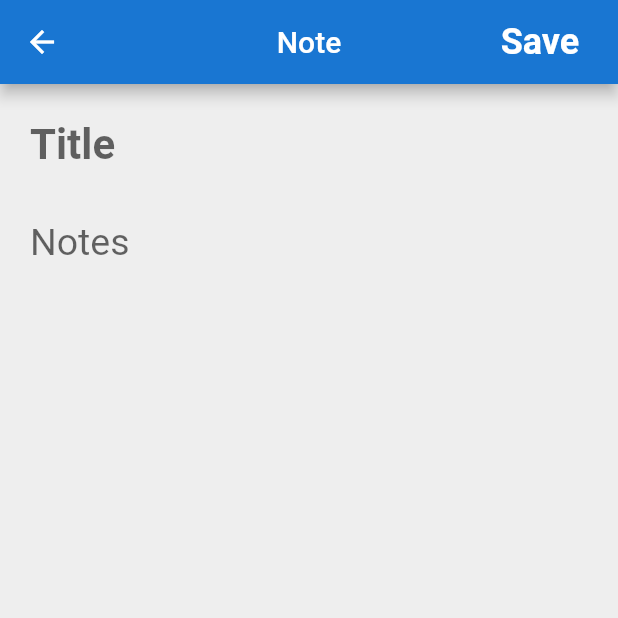
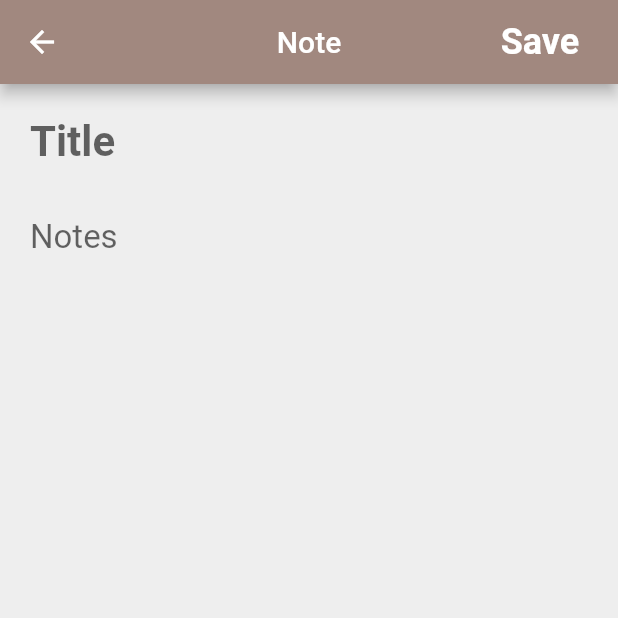
Before and after one commit to emmanuelyolou/note, a Flutter app: the AddNote screen opened directly with empty values, on a phone screen of 412 x 824 dp, the top half of it. Run offline on Flutter 3.47's test engine with Material 2 defaults, Android fonts, the phone set to English and light mode, and no system bars; our stand-ins replace flutter_slidable, flutter_spinkit, sqflite; accounts and stored records are empty.

Commit message:
Add_notes: add focus whenever you tap anywhere in the second Textfield area

```diff
--- a/lib/view/add_note.dart
+++ b/lib/view/add_note.dart
@@ -43,7 +43,7 @@ class _AddNoteState extends State<AddNote> {
       backgroundColor: Colors.grey[200],
 
       appBar: AppBar(
-        backgroundColor: Colors.blue[700],
+        backgroundColor: Colors.brown[300],
         title: Text('Note'),
           centerTitle: true,
           actions: <Widget>[
@@ -83,7 +83,7 @@ class _AddNoteState extends State<AddNote> {
         child: Column(
           children: <Widget>[
             TextField(
-              style: TextStyle(fontSize: 30),
+              style: TextStyle(fontSize: 22, color: Colors.grey[800]),
               controller: _titleController,
               decoration: InputDecoration(
               hintText: 'Title',
@@ -94,8 +94,16 @@ class _AddNoteState extends State<AddNote> {
 
             SizedBox(height: 10),
 
-            TextField(
-              style: TextStyle(fontSize: 25),
+            GestureDetector(
+              onTap: (){
+                _notesFocusNode.requestFocus();
+              },
+              child: Container(
+                //arbitrary chosen to cover most smart phones height
+                height: 700,
+
+                child: TextField(
+                  style: TextStyle(fontSize: 18, color: Colors.grey[800]),
                   controller: _contentController,
                   focusNode: _notesFocusNode,
                   maxLines: null,
@@ -104,7 +112,9 @@ class _AddNoteState extends State<AddNote> {
                   decoration: InputDecoration(
                     border: InputBorder.none,
                     hintText: 'Notes',
-                hintStyle: TextStyle(fontSize: 25)
+                    hintStyle: TextStyle(fontSize: 22)
+                  ),
+                ),
               ),
             )
           ],
```
Also changed, not shown: lib/view/home.dart (+14 -4 lines). Lines whose indentation alone changed are shown as unchanged.
